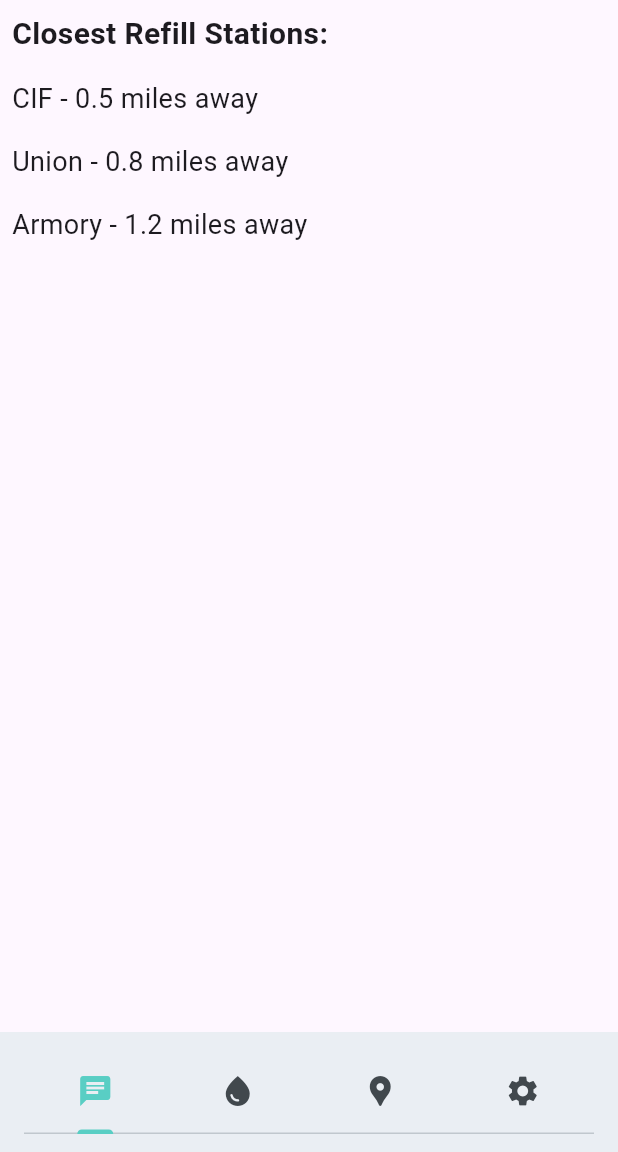
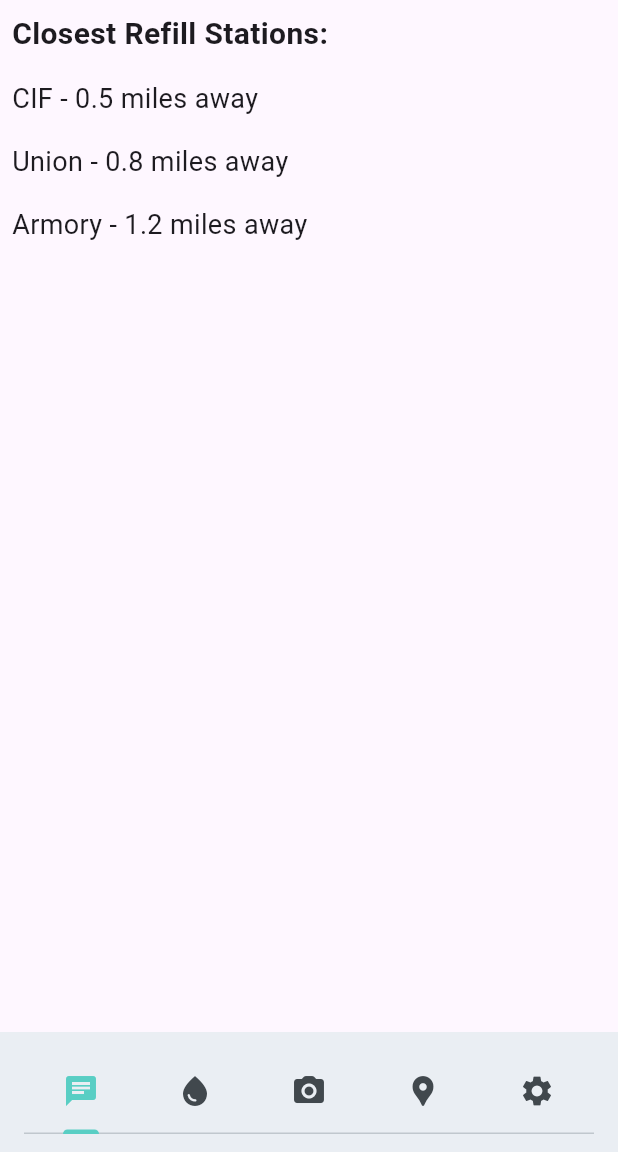
Before and after one commit to fdczk/curefill, a Flutter app: the screen it shows after launch, on a phone screen of 412 x 824 dp, the part 84-1236 px from its top. Run offline on Flutter 3.47's test engine with Material 3 defaults, Android fonts, the phone set to English and light mode, and no system bars; our stand-ins replace google_maps_flutter; missing offline and left inert: flutter_web_qrcode_scanner.

```diff
--- a/curefill_flutter_application_1/lib/main.dart
+++ b/curefill_flutter_application_1/lib/main.dart
@@ -1,5 +1,6 @@
 import 'package:flutter/material.dart';
 import 'package:google_maps_flutter/google_maps_flutter.dart' as gmaps;
+import 'package:flutter_web_qrcode_scanner/flutter_web_qrcode_scanner.dart';
 
 void main() {
   runApp(const MyApp());
@@ -104,11 +105,25 @@ class MyHomePage extends StatefulWidget {
   State<MyHomePage> createState() => _MyHomePageState();
 }
 
-class _MyHomePageState extends State<MyHomePage> {
+class _MyHomePageState extends State<MyHomePage> with TickerProviderStateMixin {
+  late TabController _tabController;
+
+  @override
+  void initState() {
+    super.initState();
+    _tabController = TabController(vsync: this, length: 5);
+  }
+
+  @override
+  void dispose() {
+    _tabController.dispose();
+    super.dispose();
+  }
+
   late gmaps.GoogleMapController mapController;
 
   final gmaps.LatLng _center =
-      const gmaps.LatLng(40.112442053296135, -88.22833394110455);
+      const gmaps.LatLng(40.10594609467735, -88.22840093210742);
 
   void _onMapCreated(gmaps.GoogleMapController controller) {
     mapController = controller;
@@ -116,27 +131,32 @@ class _MyHomePageState extends State<MyHomePage> {
 
   final TextEditingController _bottleSizeController = TextEditingController();
 
+  String? _data;
+
   @override
   Widget build(BuildContext context) {
     return DefaultTabController(
-      length: 4,
+      length: 5,
       child: Scaffold(
         appBar: AppBar(
           backgroundColor: Theme.of(context).colorScheme.primary,
           title: Text("CURefill",
               style: TextStyle(color: Theme.of(context).colorScheme.tertiary, fontSize: 30, fontWeight: FontWeight.w500)),
         ),
-        bottomNavigationBar: const BottomAppBar(
+        bottomNavigationBar: BottomAppBar(
           child: TabBar(
-            tabs: [
+            controller: _tabController,
+            tabs: const [
               Tab(icon: Icon(Icons.chat)),
               Tab(icon: Icon(Icons.water_drop)),
+              Tab(icon: Icon(Icons.camera_alt_rounded)),
               Tab(icon: Icon(Icons.location_pin)),
               Tab(icon: Icon(Icons.settings))
             ],
           ),
         ),
         body: TabBarView(
+          controller: _tabController,
           children: [
             // Chat tab displaying the three closest buildings
             Column(
@@ -197,6 +217,7 @@ class _MyHomePageState extends State<MyHomePage> {
                         onPressed: () {
                           widget.incrementRefills(); // Call the increment function
                           debugPrint("The QR code has been clicked! New refillsCounted: ${widget.refillsCounted}");
+                          _tabController.index = 2;
                         },
                       ),
                       const Spacer(flex: 1),
@@ -211,20 +232,68 @@ class _MyHomePageState extends State<MyHomePage> {
                 ],
               )
             ),
+            Column(
+              mainAxisAlignment: MainAxisAlignment.center,
+              crossAxisAlignment: CrossAxisAlignment.center,
+              children: [
+                _data == null
+                    ? Container()
+                    : Center(
+                        child: Text(
+                          _data!,
+                          style: const TextStyle(fontSize: 18, color: Colors.green),
+                          textAlign: TextAlign.center,
+                        ),
+                      ),
+                FlutterWebQrcodeScanner(
+                  cameraDirection: CameraDirection.back,
+                  onGetResult: (result) {
+                    setState(() {
+                      _data = result;
+                    });
+                  },
+                  stopOnFirstResult: true,
+                  width: MediaQuery.of(context).size.width * 0.8,
+                  height: MediaQuery.of(context).size.height * 0.8,
+                  onError: (error) {
+                    // print(error.message)
+                  },
+                  onPermissionDeniedError: () {
+                    //show alert dialog or something
+                  },
+                ),
+              ],
+            ),
             Scaffold(
               body: gmaps.GoogleMap(
                 onMapCreated: _onMapCreated,
                 initialCameraPosition: gmaps.CameraPosition(
                   target: _center,
-                  zoom: 20.0,
+                  zoom: 17.0,
                 ),
                 markers: {
                   const gmaps.Marker(
-                    markerId: gmaps.MarkerId('CIF'),
-                    position: gmaps.LatLng(40.112442053296135, -88.22833394110455),
+                    markerId: gmaps.MarkerId('Gregory Hall'),
+                    position: gmaps.LatLng(40.10594609467735, -88.22840093210742),
                     infoWindow: gmaps.InfoWindow(
-                      title: "CIF",
-                      snippet: "Closest Refill Station: 3rd floor, north side",
+                      title: "Gregory Hall",
+                      snippet: "Closest Refill Station: 2nd floor, south side",
+                    ),
+                  ),
+                  const gmaps.Marker(
+                    markerId: gmaps.MarkerId('Smith Memorial Hall'),
+                    position: gmaps.LatLng(40.10599746075856, -88.22611080332402),
+                    infoWindow: gmaps.InfoWindow(
+                      title: "Smith Memorial Hall",
+                      snippet: "Closest Refill Station: Lower Level, west side",
+                    ),
+                  ),
+                  const gmaps.Marker(
+                    markerId: gmaps.MarkerId('Main Library'),
+                    position: gmaps.LatLng(40.10497991005055, -88.22832094361989),
+                    infoWindow: gmaps.InfoWindow(
+                      title: "Main Library",
+                      snippet: "Closest Refill Station: 1st floor, north side",
                     ),
                   )
                 },
--- a/curefill_flutter_application_1/pubspec.yaml
+++ b/curefill_flutter_application_1/pubspec.yaml
@@ -37,6 +37,9 @@ dependencies:
   cupertino_icons: ^1.0.8
   google_maps_flutter: ^2.9.0
   google_maps_flutter_web: ^0.5.10
+  mobile_scanner: ^6.0.0
+  native_qr: ^0.0.3
+  flutter_web_qrcode_scanner: ^1.1.1
 
 dev_dependencies:
   flutter_test:
```
Also changed, not shown: curefill_flutter_application_1/pubspec.lock, 3 other files.
